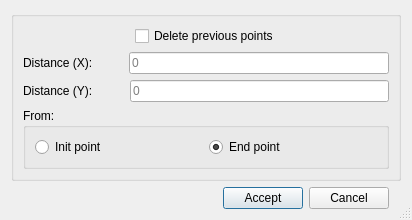
Above: core/ui/toolbars/edit/auxpoint.ui from Giswater/giswater_qgis_plugin before the change. Below: the same form after it.
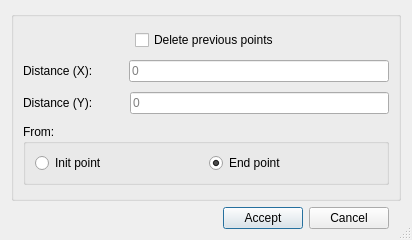
That is the form after the change.

```diff
--- a/core/ui/toolbars/edit/auxpoint.ui
+++ b/core/ui/toolbars/edit/auxpoint.ui
@@ -7,7 +7,7 @@
     <x>0</x>
     <y>0</y>
     <width>412</width>
-    <height>211</height>
+    <height>240</height>
    </rect>
   </property>
   <property name="windowTitle">
```
Left out of the diff: 2 changed lines with no effect on the pictures.
